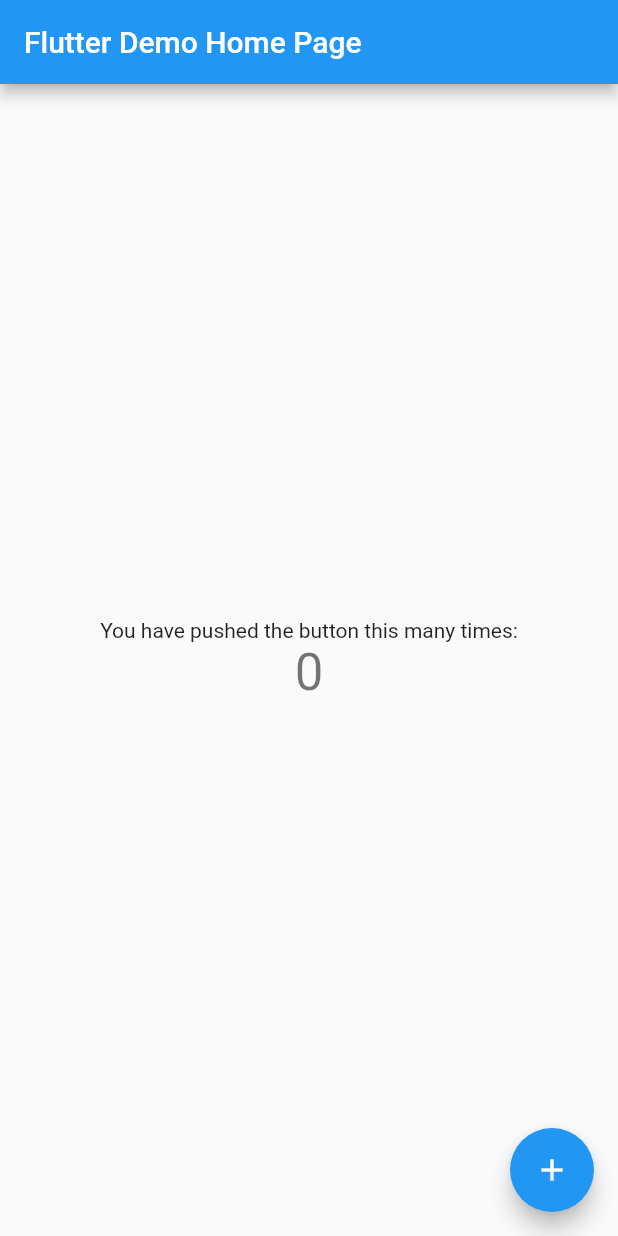
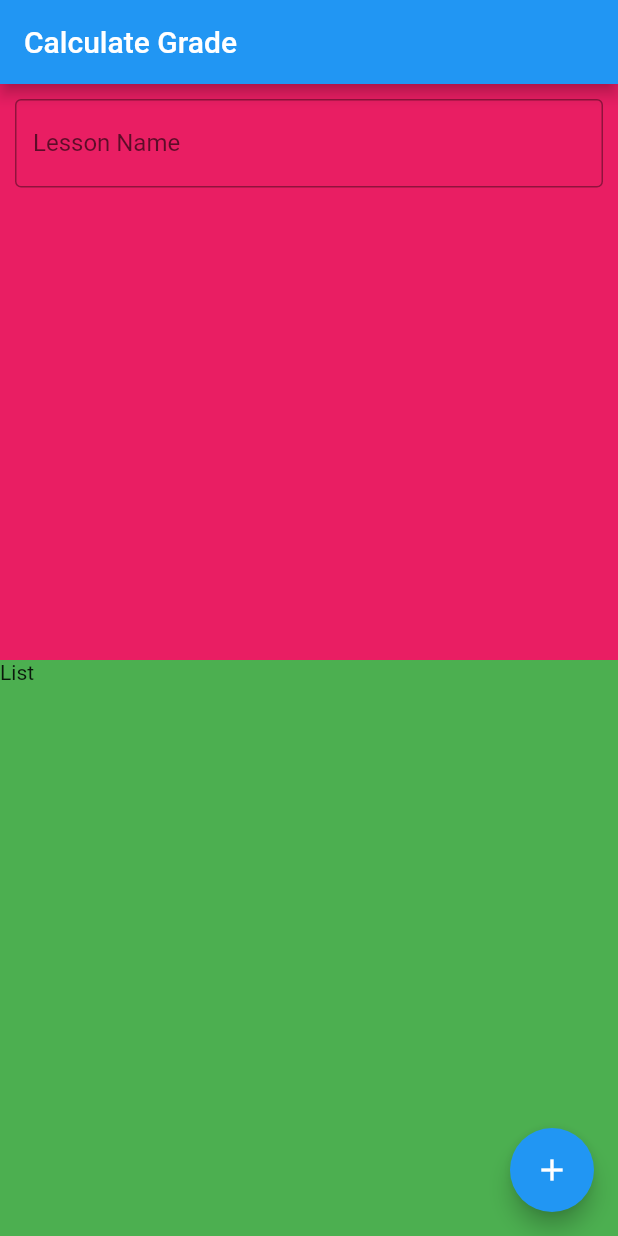
Before and after one commit to aycabadem/dynamic_grade_calculator, a Flutter app: the screen it shows after launch, on a phone screen of 412 x 824 dp. Run offline on Flutter 3.47's test engine with Material 2 defaults, Android fonts, the light colour scheme and no system bars.

Commit message:
dynamic and static part is divided

```diff
--- a/lib/main.dart
+++ b/lib/main.dart
@@ -11,103 +11,77 @@
     return MaterialApp(
       title: 'Flutter Demo',
       theme: ThemeData(
-        // This is the theme of your application.
-        //
-        // Try running your application with "flutter run". You'll see the
-        // application has a blue toolbar. Then, without quitting the app, try
-        // changing the primarySwatch below to Colors.green and then invoke
-        // "hot reload" (press "r" in the console where you ran "flutter run",
-        // or simply save your changes to "hot reload" in a Flutter IDE).
-        // Notice that the counter didn't reset back to zero; the application
-        // is not restarted.
         primarySwatch: Colors.blue,
       ),
-      home: MyHomePage(title: 'Flutter Demo Home Page'),
+      home: MyHomePage(),
     );
   }
 }
 
 class MyHomePage extends StatefulWidget {
-  MyHomePage({Key key, this.title}) : super(key: key);
-
-  // This widget is the home page of your application. It is stateful, meaning
-  // that it has a State object (defined below) that contains fields that affect
-  // how it looks.
-
-  // This class is the configuration for the state. It holds the values (in this
-  // case the title) provided by the parent (in this case the App widget) and
-  // used by the build method of the State. Fields in a Widget subclass are
-  // always marked "final".
-
-  final String title;
-
   @override
   _MyHomePageState createState() => _MyHomePageState();
 }
 
 class _MyHomePageState extends State<MyHomePage> {
-  int _counter = 0;
-
-  void _incrementCounter() {
-    setState(() {
-      // This call to setState tells the Flutter framework that something has
-      // changed in this State, which causes it to rerun the build method below
-      // so that the display can reflect the updated values. If we changed
-      // _counter without calling setState(), then the build method would not be
-      // called again, and so nothing would appear to happen.
-      _counter++;
-    });
-  }
+  String lessonName;
 
   @override
   Widget build(BuildContext context) {
-    // This method is rerun every time setState is called, for instance as done
-    // by the _incrementCounter method above.
-    //
-    // The Flutter framework has been optimized to make rerunning build methods
-    // fast, so that you can just rebuild anything that needs updating rather
-    // than having to individually change instances of widgets.
     return Scaffold(
       appBar: AppBar(
-        // Here we take the value from the MyHomePage object that was created by
-        // the App.build method, and use it to set our appbar title.
-        title: Text(widget.title),
-      ),
-      body: Center(
-        // Center is a layout widget. It takes a single child and positions it
-        // in the middle of the parent.
-        child: Column(
-          // Column is also a layout widget. It takes a list of children and
-          // arranges them vertically. By default, it sizes itself to fit its
-          // children horizontally, and tries to be as tall as its parent.
-          //
-          // Invoke "debug painting" (press "p" in the console, choose the
-          // "Toggle Debug Paint" action from the Flutter Inspector in Android
-          // Studio, or the "Toggle Debug Paint" command in Visual Studio Code)
-          // to see the wireframe for each widget.
-          //
-          // Column has various properties to control how it sizes itself and
-          // how it positions its children. Here we use mainAxisAlignment to
-          // center the children vertically; the main axis here is the vertical
-          // axis because Columns are vertical (the cross axis would be
-          // horizontal).
-          mainAxisAlignment: MainAxisAlignment.center,
-          children: <Widget>[
-            Text(
-              'You have pushed the button this many times:',
-            ),
-            Text(
-              '$_counter',
-              style: Theme.of(context).textTheme.headline4,
-            ),
-          ],
-        ),
+        title: Text("Calculate Grade"),
       ),
       floatingActionButton: FloatingActionButton(
-        onPressed: _incrementCounter,
-        tooltip: 'Increment',
+        onPressed: () {},
         child: Icon(Icons.add),
-      ), // This trailing comma makes auto-formatting nicer for build methods.
+      ),
+      body: appBody(),
+    );
+  }
+
+  appBody() {
+    return Container(
+      child: Column(
+        crossAxisAlignment: CrossAxisAlignment.stretch,
+        children: [
+          //container holding static form
+          Expanded(
+            child: Container(
+              padding: EdgeInsets.all(10),
+              color: Colors.pink,
+              child: Form(
+                  child: Column(
+                children: [
+                  TextFormField(
+                    decoration: InputDecoration(
+                      labelText: "Lesson Name",
+                      hintText: "Enter the lesson name",
+                      border: OutlineInputBorder(),
+                    ),
+                    validator: (enteredValue) {
+                      if (enteredValue.length > 0) {
+                        return null;
+                      } else
+                        return "Lesson name cannot be empty";
+                    },
+                    onSaved: (valueToSave) {
+                      lessonName = valueToSave;
+                    },
+                  ),
+                ],
+              )),
+            ),
+          ),
+          //container holding dynamic list
+          Expanded(
+            child: Container(
+              color: Colors.green,
+              child: Text("List"),
+            ),
+          )
+        ],
+      ),
     );
   }
 }
```
